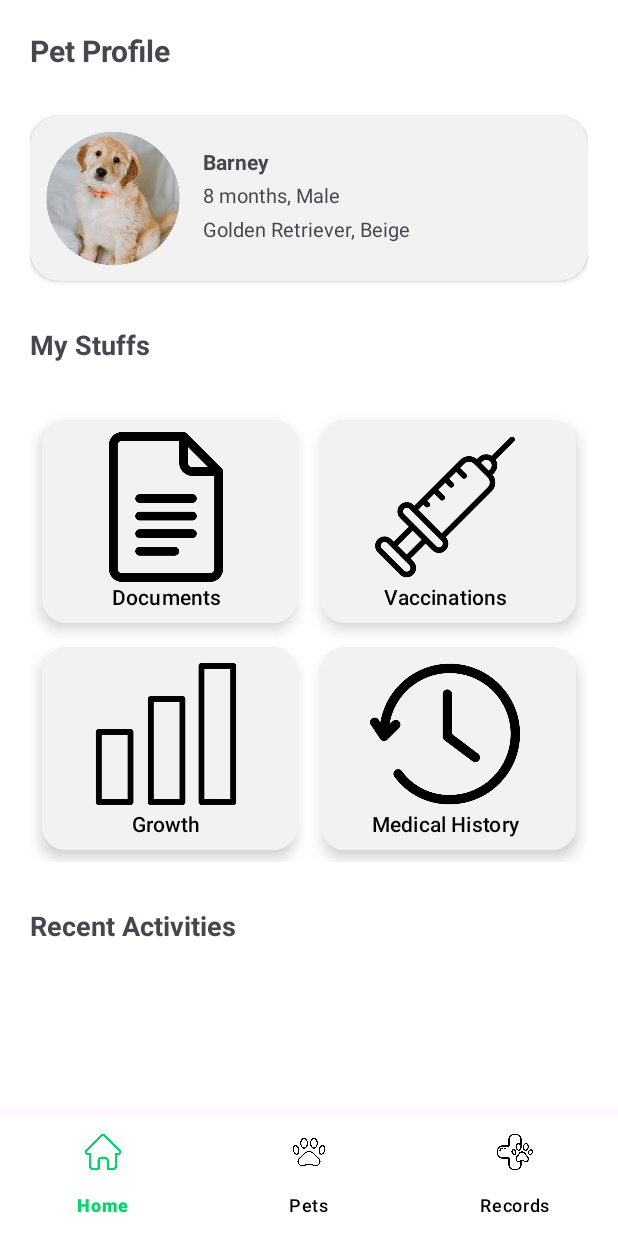
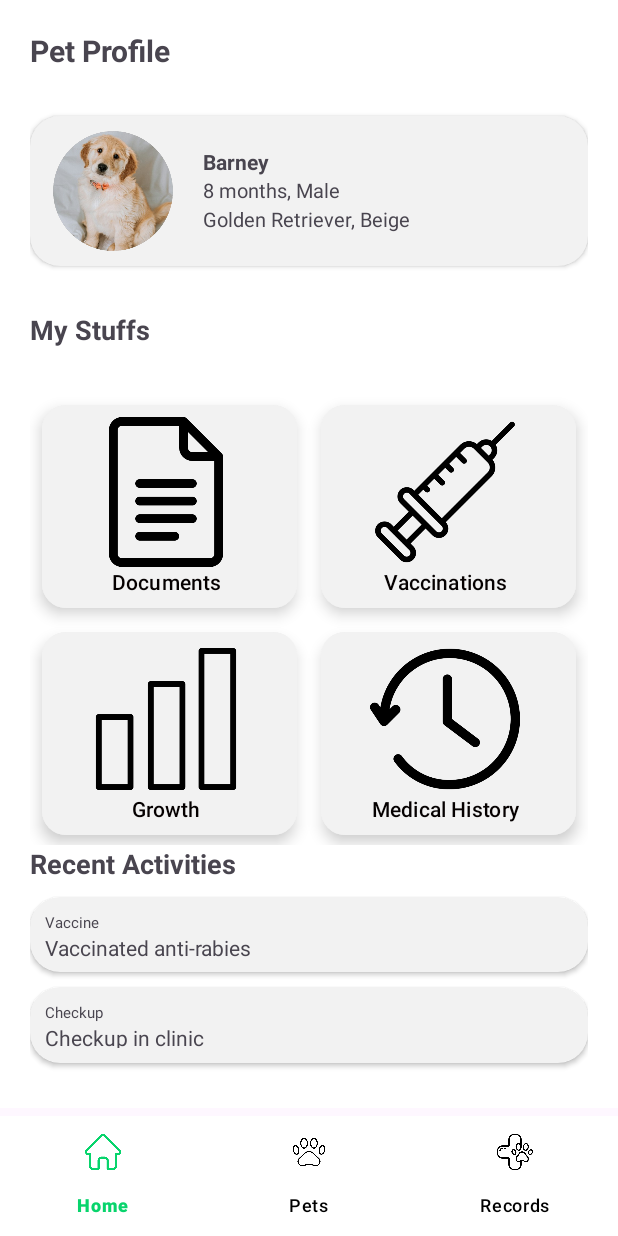
Before and after one commit to kurtsanor/PetTrackr, an Android app: the fragment PetProfileFragment placed in its activity, on a phone screen of 412 x 824 dp. Run offline under Robolectric (Android 15) with nearby library versions, the phone set to English and light mode, and no system bars; libraries missing offline, so code that uses them is left out: com.github.mikephil.charting; 4 statements that could not run were skipped.

Commit message:
style: make Pet Details page UI responsive

```diff
--- a/app/src/main/res/layout/fragment_pet_profile.xml
+++ b/app/src/main/res/layout/fragment_pet_profile.xml
@@ -14,7 +14,6 @@
         android:padding="20dp"
         android:orientation="vertical"
         >
-
         <TextView
             android:layout_width="match_parent"
             android:layout_height="wrap_content"
@@ -23,57 +22,48 @@
             android:textSize="20sp"
             android:layout_marginBottom="30dp"
             />
-
         <!--Profile Card-->
         <androidx.cardview.widget.CardView
             android:layout_width="match_parent"
-            android:layout_height="110dp"
+            android:layout_height="0dp"
+            android:layout_weight="2"
             app:cardCornerRadius="20dp"
             app:cardBackgroundColor="#F2F2F2">
-
             <LinearLayout
                 android:layout_width="match_parent"
                 android:layout_height="match_parent"
                 android:orientation="horizontal"
                 android:padding="5dp">
-
                 <ImageView
                     android:layout_width="100dp"
                     android:layout_height="match_parent"
                     android:src="@drawable/doggy"
                     android:layout_marginRight="10sp"/>
-
                 <LinearLayout
                     android:layout_width="match_parent"
                     android:layout_height="match_parent"
                     android:orientation="vertical"
                     android:paddingVertical="15dp">
-
                     <TextView
                         android:layout_width="match_parent"
                         android:layout_height="0dp"
                         android:layout_weight="1"
                         android:text="Barney"
                         android:textStyle="bold"/>
-
                     <TextView
                         android:layout_width="match_parent"
                         android:layout_height="0dp"
                         android:layout_weight="1"
                         android:text="8 months, Male"
                         android:textSize="13sp"/>
-
                     <TextView
                         android:layout_width="match_parent"
                         android:layout_height="0dp"
                         android:layout_weight="1"
                         android:text="Golden Retriever, Beige"
                         android:textSize="13sp"/>
-
                 </LinearLayout>
-
             </LinearLayout>
-
         </androidx.cardview.widget.CardView>
 
         <TextView
@@ -83,13 +73,16 @@
             android:textStyle="bold"
             android:textSize="18sp"
             android:layout_marginTop="30dp"
-            android:layout_marginBottom="30dp"/>
+            android:layout_marginBottom="30dp"
+            />
 
+        <!--Buttons Grid-->
         <androidx.gridlayout.widget.GridLayout
             android:layout_width="match_parent"
-            android:layout_height="wrap_content"
-            app:columnCount="2">
-
+            android:layout_height="0dp"
+            android:layout_weight="6"
+            app:columnCount="2"
+            >
             <Button
                 style="@style/Widget.Material3.ExtendedFloatingActionButton.Icon.Surface"
                 android:layout_width="0dp"
@@ -108,7 +101,6 @@
                 app:iconTint="@null"
                 app:layout_columnWeight="1"
                 app:strokeColor="#C3C3C3" />
-
             <Button
                 style="@style/Widget.Material3.ExtendedFloatingActionButton.Icon.Surface"
                 android:layout_width="0dp"
@@ -127,7 +119,6 @@
                 app:iconTint="@null"
                 app:layout_columnWeight="1"
                 app:strokeColor="#C3C3C3" />
-
             <Button
                 style="@style/Widget.Material3.ExtendedFloatingActionButton.Icon.Surface"
                 android:layout_width="0dp"
@@ -146,7 +137,6 @@
                 app:iconTint="@null"
                 app:layout_columnWeight="1"
                 app:strokeColor="#C3C3C3" />
-
             <Button
                 style="@style/Widget.Material3.ExtendedFloatingActionButton.Icon.Surface"
                 android:layout_width="0dp"
@@ -165,18 +155,63 @@
                 app:iconTint="@null"
                 app:layout_columnWeight="1"
                 app:strokeColor="#C3C3C3" />
-
         </androidx.gridlayout.widget.GridLayout>
-
         <TextView
             android:layout_width="match_parent"
             android:layout_height="wrap_content"
             android:text="Recent Activities"
             android:textStyle="bold"
             android:textSize="18sp"
-            android:layout_marginTop="30dp"
-            android:layout_marginBottom="30dp"/>
+            android:layout_marginBottom="10dp"/>
 
+        <androidx.cardview.widget.CardView
+            android:layout_width="match_parent"
+            android:layout_height="0dp"
+            android:layout_weight="1"
+            android:layout_marginBottom="10dp"
+            app:cardBackgroundColor="#F2F2F2"
+            app:cardCornerRadius="20dp"
+            app:contentPadding="10dp">
+            <LinearLayout
+                android:layout_width="match_parent"
+                android:layout_height="wrap_content"
+                android:orientation="vertical">
+                <TextView
+                    android:layout_width="match_parent"
+                    android:layout_height="wrap_content"
+                    android:text="Vaccine"
+                    android:textSize="10sp" />
+                <TextView
+                    android:layout_width="match_parent"
+                    android:layout_height="wrap_content"
+                    android:text="Vaccinated anti-rabies"
+                    android:textSize="14sp" />
+            </LinearLayout>
+        </androidx.cardview.widget.CardView>
+        <androidx.cardview.widget.CardView
+            android:layout_width="match_parent"
+            android:layout_height="0dp"
+            android:layout_weight="1"
+            android:layout_marginBottom="10dp"
+            app:cardBackgroundColor="#F2F2F2"
+            app:cardCornerRadius="20dp"
+            app:contentPadding="10dp">
+            <LinearLayout
+                android:layout_width="match_parent"
+                android:layout_height="wrap_content"
+                android:orientation="vertical">
+                <TextView
+                    android:layout_width="match_parent"
+                    android:layout_height="wrap_content"
+                    android:text="Checkup"
+                    android:textSize="10sp" />
+                <TextView
+                    android:layout_width="match_parent"
+                    android:layout_height="wrap_content"
+                    android:text="Checkup in clinic"
+                    android:textSize="14sp" />
+            </LinearLayout>
+        </androidx.cardview.widget.CardView>
     </LinearLayout>
 
 </FrameLayout>
```
Also changed, not shown: app/src/main/res/layout/fragment_home.xml (+0 -7 lines).
